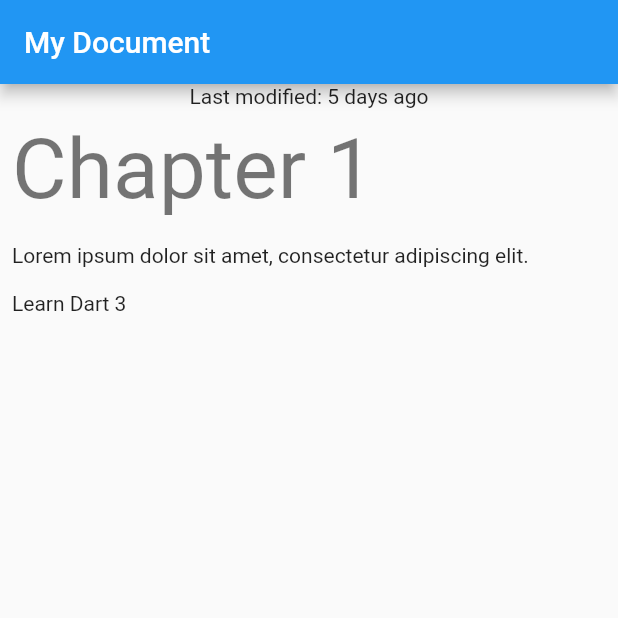
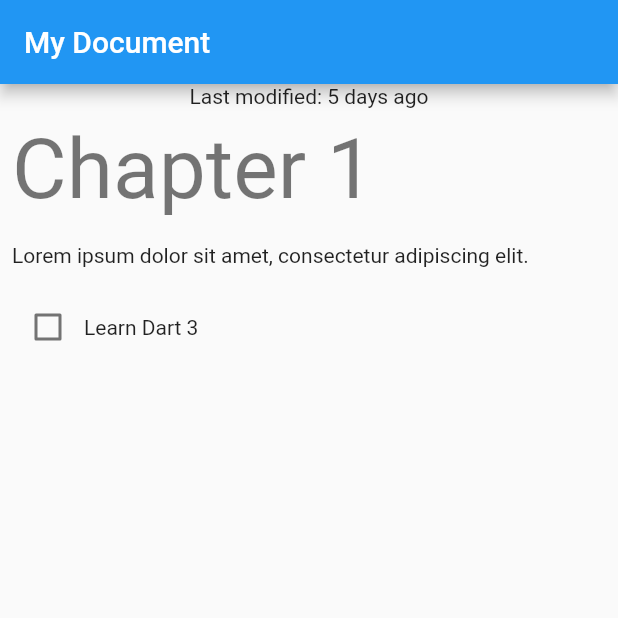
Before and after one commit to agiratech-madhan/flutter_patterns, a Flutter app: the screen it shows after launch, on a phone screen of 412 x 824 dp, the top half of it. Run offline on Flutter 3.47's test engine with Material 2 defaults, Android fonts, the light colour scheme and no system bars; our stand-ins replace another_flushbar, connectivity_plus, flutter_secure_storage, hooks_riverpod, rxdart, shared_preferences.

Commit message:
sealed class with patterns

```diff
--- a/patterns/lib/src/features/home/models/block_model.dart
+++ b/patterns/lib/src/features/home/models/block_model.dart
@@ -1,13 +1,33 @@
-class Block {
-  final String type;
-  final String text;
-  Block(this.type, this.text);
+import 'common_block.dart';
 
-  factory Block.fromJson(Map<String, dynamic> json) {
-    if (json case {'type': final type, 'text': final text}) {
-      return Block(type, text);
-    } else {
-      throw const FormatException('Unexpected JSON format');
-    }
+sealed class Block {
+  Block();
+
+  factory Block.fromJson(Map<String, Object?> json) {
+    return switch (json) {
+      {'type': 'h1', 'text': String text} => HeaderBlock(text),
+      {'type': 'p', 'text': String text} => ParagraphBlock(text),
+      {'type': 'checkbox', 'text': String text, 'checked': bool checked} =>
+        CheckboxBlock(text, checked),
+      _ => throw const FormatException('Unexpected JSON format'),
+    };
   }
 }
+
+// import 'block_model.dart';
+
+class HeaderBlock extends Block {
+  final String text;
+  HeaderBlock(this.text);
+}
+
+class ParagraphBlock extends Block {
+  final String text;
+  ParagraphBlock(this.text);
+}
+
+class CheckboxBlock extends Block {
+  final String text;
+  final bool isChecked;
+  CheckboxBlock(this.text, this.isChecked);
+}
--- a/patterns/lib/src/features/home/models/common_block.dart
+++ b/patterns/lib/src/features/home/models/common_block.dart
@@ -1,3 +1,6 @@
+// // import 'block_model.dart';
+
+
 // import 'block_model.dart';
 
 // class HeaderBlock extends Block {
--- a/patterns/lib/src/features/home/widgets/block_widget.dart
+++ b/patterns/lib/src/features/home/widgets/block_widget.dart
@@ -1,7 +1,34 @@
 import 'package:flutter/material.dart';
 
 import '../models/block_model.dart';
+import '../models/common_block.dart';
 
+// class BlockWidget extends StatelessWidget {
+//   final Block block;
+
+//   const BlockWidget({
+//     required this.block,
+//     super.key,
+//   });
+
+//   @override
+//   Widget build(BuildContext context) {
+//     TextStyle? textStyle;
+//     textStyle = switch (block.type) {
+//       'h1' => Theme.of(context).textTheme.displayMedium,
+//       'p' || 'checkbox' => Theme.of(context).textTheme.bodyMedium,
+//       _ => Theme.of(context).textTheme.bodySmall
+//     };
+
+//     return Container(
+//       margin: const EdgeInsets.all(8),
+//       child: Text(
+//         block.text,
+//         style: textStyle,
+//       ),
+//     );
+//   }
+// }
 class BlockWidget extends StatelessWidget {
   final Block block;
 
@@ -12,19 +39,21 @@ class BlockWidget extends StatelessWidget {
 
   @override
   Widget build(BuildContext context) {
-    TextStyle? textStyle;
-    textStyle = switch (block.type) {
-      'h1' => Theme.of(context).textTheme.displayMedium,
-      'p' || 'checkbox' => Theme.of(context).textTheme.bodyMedium,
-      _ => Theme.of(context).textTheme.bodySmall
-    };
-
     return Container(
       margin: const EdgeInsets.all(8),
-      child: Text(
-        block.text,
-        style: textStyle,
-      ),
+      child: switch (block) {
+        HeaderBlock(:final text) => Text(
+            text,
+            style: Theme.of(context).textTheme.displayMedium,
+          ),
+        ParagraphBlock(:final text) => Text(text),
+        CheckboxBlock(:final text, :final isChecked) => Row(
+            children: [
+              Checkbox(value: isChecked, onChanged: (_) {}),
+              Text(text),
+            ],
+          ),
+      },
     );
   }
 }
```
